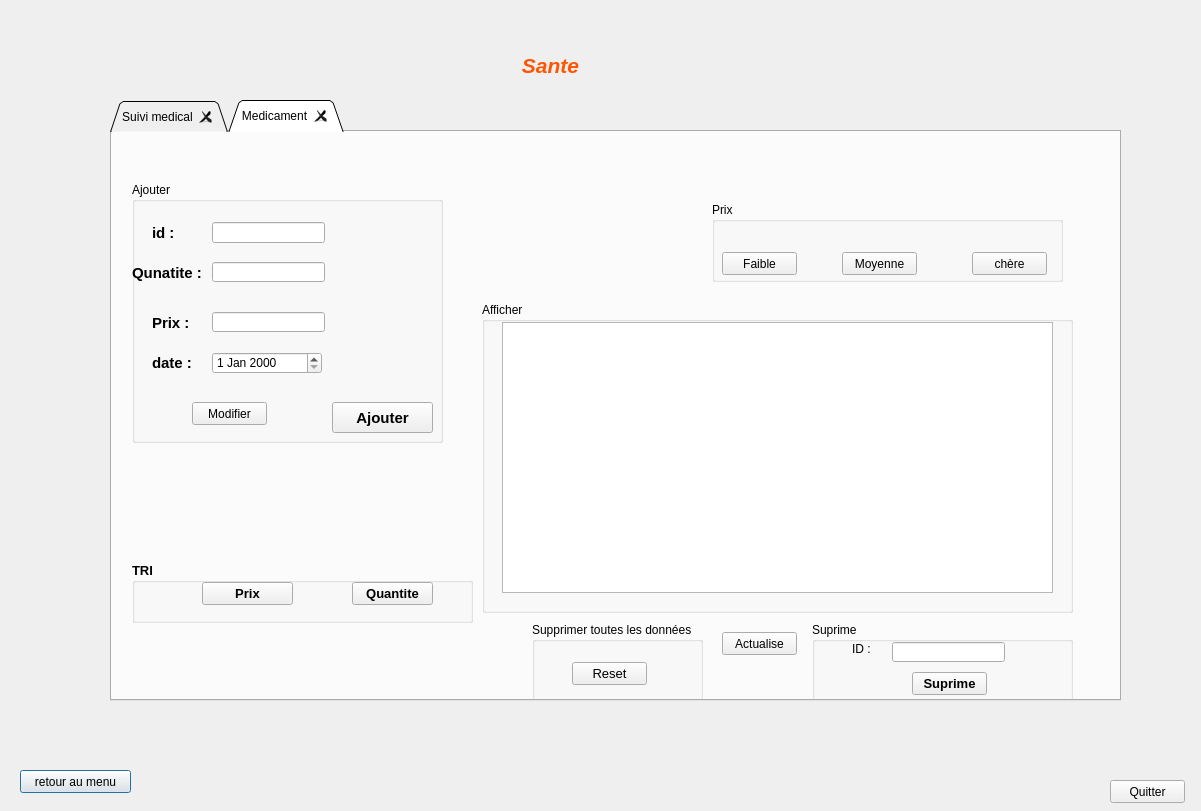
First picture: the form in application_version_beta/sante.ui, repository AzizBenIsmail/Projet_Parental_Monitoring_System_Qt, before the edit.
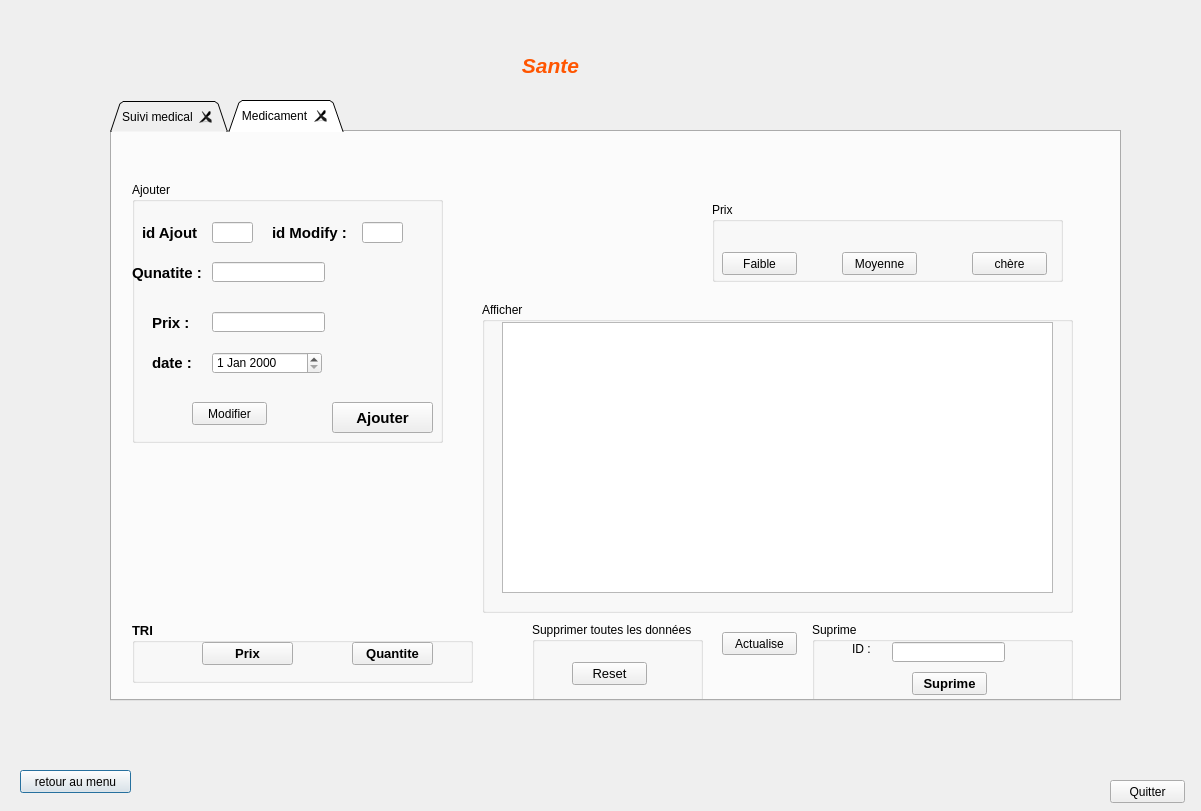
Second picture: the form after the edit. The open tabs and pages were chosen to show the change.

```diff
--- a/application_version_beta/sante.ui
+++ b/application_version_beta/sante.ui
@@ -717,26 +717,6 @@
      <property name="title">
       <string>Ajouter</string>
      </property>
-     <widget class="QLabel" name="label_8">
-      <property name="geometry">
-       <rect>
-        <x>20</x>
-        <y>40</y>
-        <width>47</width>
-        <height>21</height>
-       </rect>
-      </property>
-      <property name="font">
-       <font>
-        <pointsize>11</pointsize>
-        <weight>75</weight>
-        <bold>true</bold>
-       </font>
-      </property>
-      <property name="text">
-       <string>id :</string>
-      </property>
-     </widget>
      <widget class="QLabel" name="label_9">
       <property name="geometry">
        <rect>
@@ -782,7 +762,7 @@
        <rect>
         <x>80</x>
         <y>40</y>
-        <width>113</width>
+        <width>41</width>
         <height>21</height>
        </rect>
       </property>
@@ -885,6 +865,56 @@
        </rect>
       </property>
      </widget>
+     <widget class="QLineEdit" name="_id_m_2">
+      <property name="geometry">
+       <rect>
+        <x>230</x>
+        <y>40</y>
+        <width>41</width>
+        <height>21</height>
+       </rect>
+      </property>
+     </widget>
+     <widget class="QLabel" name="label_8">
+      <property name="geometry">
+       <rect>
+        <x>10</x>
+        <y>40</y>
+        <width>71</width>
+        <height>21</height>
+       </rect>
+      </property>
+      <property name="font">
+       <font>
+        <pointsize>11</pointsize>
+        <weight>75</weight>
+        <bold>true</bold>
+       </font>
+      </property>
+      <property name="text">
+       <string>id Ajout</string>
+      </property>
+     </widget>
+     <widget class="QLabel" name="label_14">
+      <property name="geometry">
+       <rect>
+        <x>140</x>
+        <y>40</y>
+        <width>91</width>
+        <height>21</height>
+       </rect>
+      </property>
+      <property name="font">
+       <font>
+        <pointsize>11</pointsize>
+        <weight>75</weight>
+        <bold>true</bold>
+       </font>
+      </property>
+      <property name="text">
+       <string>id Modify :</string>
+      </property>
+     </widget>
     </widget>
     <widget class="QGroupBox" name="groupBox_6">
      <property name="geometry">
@@ -1033,7 +1063,7 @@
      <property name="geometry">
       <rect>
        <x>20</x>
-       <y>430</y>
+       <y>490</y>
        <width>341</width>
        <height>61</height>
       </rect>
```
Left out of the diff: 64 changed lines with no effect on the pictures.
